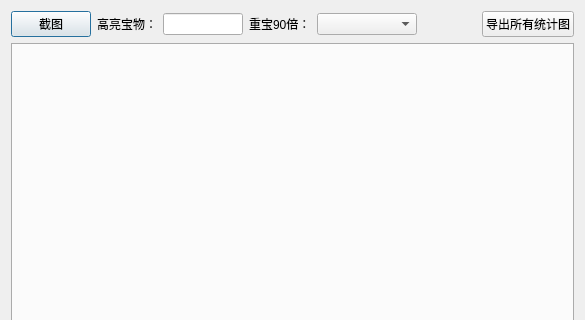
First picture: the form in wx/QGuiViewport.ui, repository weibo6631352/wx, before the edit; both pictures show x 0 to 585 and y 0 to 320 of the 585 by 912 pixel window.
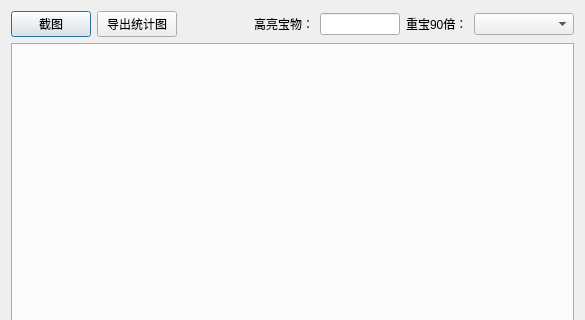
Second picture: the form after the edit.

Commit message: 1，添加程序和窗口图标 2，调整录入和日志的尺寸 3，调整导出图表的位置 4，调整代理计数的位置

What changed in the file:
```diff
--- a/wx/QGuiViewport.ui
+++ b/wx/QGuiViewport.ui
@@ -26,6 +26,32 @@
        </property>
       </widget>
      </item>
+     <item>
+      <widget class="QPushButton" name="pushButton">
+       <property name="sizePolicy">
+        <sizepolicy hsizetype="Fixed" vsizetype="Fixed">
+         <horstretch>0</horstretch>
+         <verstretch>0</verstretch>
+        </sizepolicy>
+       </property>
+       <property name="text">
+        <string>导出统计图</string>
+       </property>
+      </widget>
+     </item>
+     <item>
+      <spacer name="horizontalSpacer">
+       <property name="orientation">
+        <enum>Qt::Horizontal</enum>
+       </property>
+       <property name="sizeHint" stdset="0">
+        <size>
+         <width>40</width>
+         <height>20</height>
+        </size>
+       </property>
+      </spacer>
+     </item>
      <item>
       <widget class="QLabel" name="label_2">
        <property name="text">
@@ -66,32 +92,6 @@
        </property>
       </widget>
      </item>
-     <item>
-      <spacer name="horizontalSpacer">
-       <property name="orientation">
-        <enum>Qt::Horizontal</enum>
-       </property>
-       <property name="sizeHint" stdset="0">
-        <size>
-         <width>40</width>
-         <height>20</height>
-        </size>
-       </property>
-      </spacer>
-     </item>
-     <item>
-      <widget class="QPushButton" name="pushButton">
-       <property name="sizePolicy">
-        <sizepolicy hsizetype="Fixed" vsizetype="Fixed">
-         <horstretch>0</horstretch>
-         <verstretch>0</verstretch>
-        </sizepolicy>
-       </property>
-       <property name="text">
-        <string>导出所有统计图</string>
-       </property>
-      </widget>
-     </item>
     </layout>
    </item>
    <item>
```
The commit also changes 8 other files.
